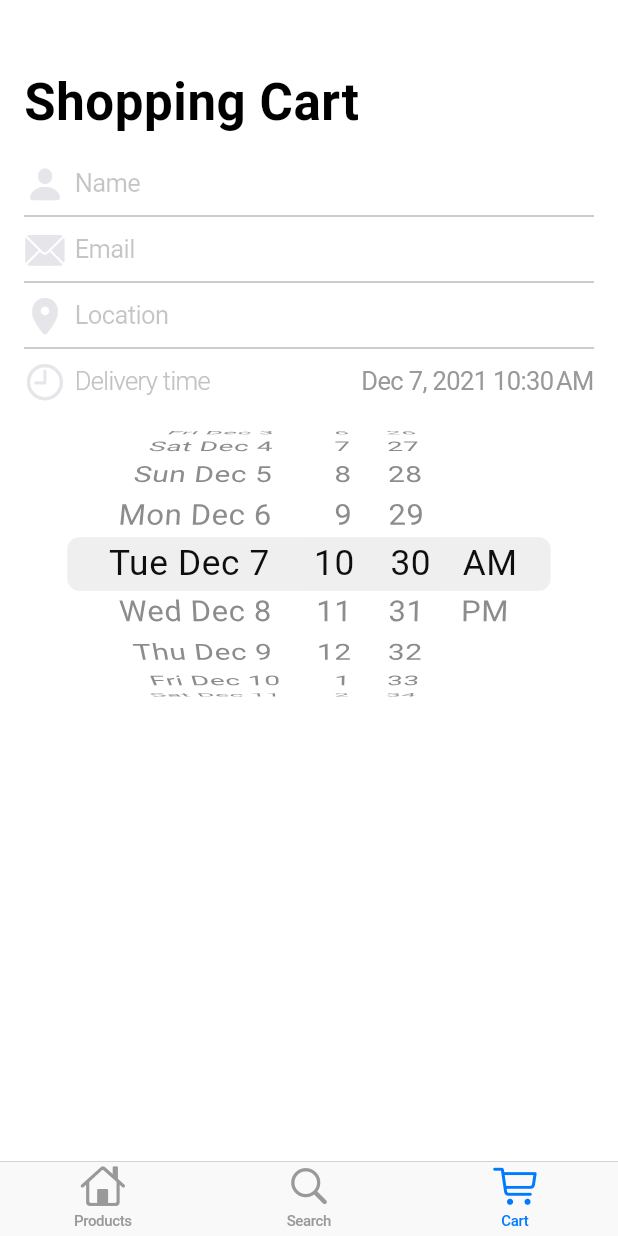
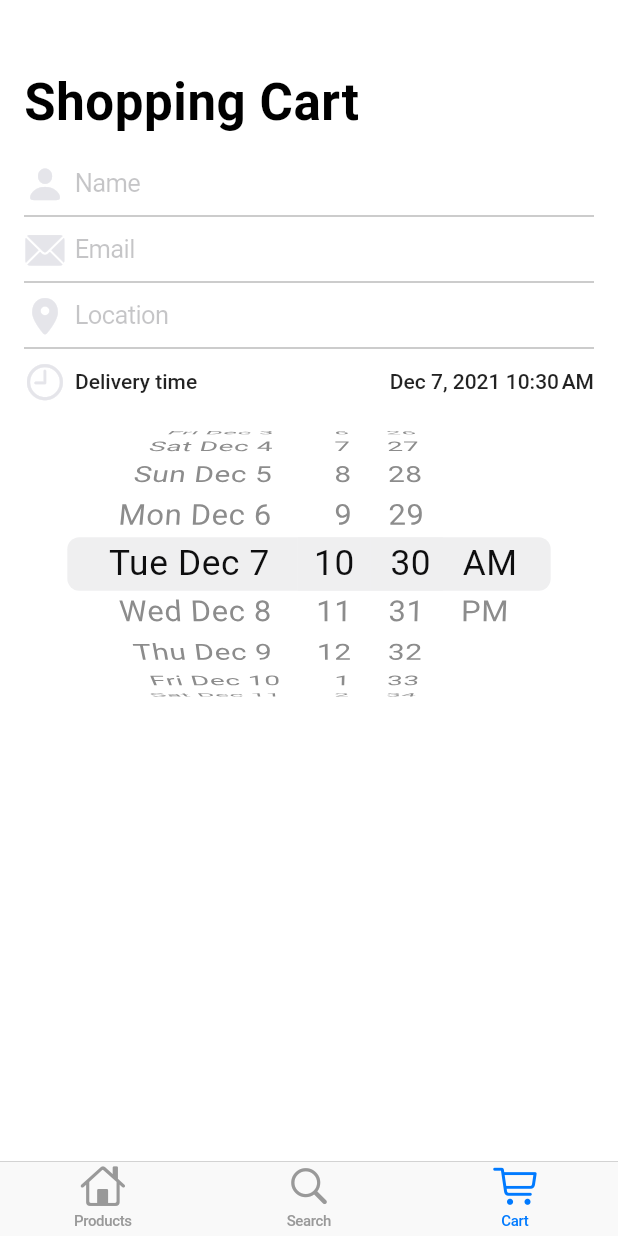
Before and after one commit to rafsanahmad/Flutter-Store-App, a Flutter app: the screen it shows after launch, item 3 of the bottom bar chosen, on a phone screen of 412 x 824 dp. Run offline on Flutter 3.47's test engine with Material 2 defaults, Android fonts, the phone set to English and light mode, and no system bars.

Commit message:
replace style with ThemeData

```diff
--- a/lib/search_tab.dart
+++ b/lib/search_tab.dart
@@ -1,10 +1,11 @@
 import 'package:flutter/cupertino.dart';
+import 'package:flutter/material.dart';
+import 'package:mina_store/theme/colors.dart';
 import 'package:provider/provider.dart';
 
 import 'model/app_state_model.dart';
 import 'product_row_item.dart';
 import 'search_bar.dart';
-import 'styles.dart';
 
 class SearchTab extends StatefulWidget {
   const SearchTab({Key? key}) : super(key: key);
@@ -54,10 +55,9 @@ class _SearchTabState extends State<SearchTab> {
   Widget build(BuildContext context) {
     final model = Provider.of<AppStateModel>(context);
     final results = model.search(_terms);
-
     return DecoratedBox(
       decoration: const BoxDecoration(
-        color: Styles.scaffoldBackground,
+        color: colorSurfaceWhite,
       ),
       child: SafeArea(
         child: Column(
--- a/lib/shopping_cart_tab.dart
+++ b/lib/shopping_cart_tab.dart
@@ -1,10 +1,10 @@
 import 'package:flutter/cupertino.dart';
+import 'package:flutter/material.dart';
 import 'package:intl/intl.dart';
 import 'package:provider/provider.dart';
 
 import 'model/app_state_model.dart';
 import 'model/product.dart';
-import 'styles.dart';
 
 const double _kDateTimePickerHeight = 216;
 
@@ -99,6 +99,7 @@ class _ShoppingCartTabState extends State<ShoppingCartTab> {
   }
 
   Widget _buildDateAndTimePicker(BuildContext context) {
+    final ThemeData theme = Theme.of(context);
     return Column(
       children: <Widget>[
         Row(
@@ -106,8 +107,8 @@ class _ShoppingCartTabState extends State<ShoppingCartTab> {
           children: <Widget>[
             Row(
               mainAxisAlignment: MainAxisAlignment.start,
-              children: const <Widget>[
-                Icon(
+              children: <Widget>[
+                const Icon(
                   CupertinoIcons.clock,
                   color: CupertinoColors.lightBackgroundGray,
                   size: 28,
@@ -115,13 +116,13 @@ class _ShoppingCartTabState extends State<ShoppingCartTab> {
                 SizedBox(width: 6),
                 Text(
                   'Delivery time',
-                  style: Styles.deliveryTimeLabel,
+                  style: theme.textTheme.bodyText1,
                 ),
               ],
             ),
             Text(
               DateFormat.yMMMd().add_jm().format(dateTime),
-              style: Styles.deliveryTime,
+              style: theme.textTheme.bodyText1,
             ),
           ],
         ),
@@ -142,7 +143,8 @@ class _ShoppingCartTabState extends State<ShoppingCartTab> {
   }
 
   SliverChildBuilderDelegate _buildSliverChildBuilderDelegate(
-      AppStateModel model) {
+      AppStateModel model, BuildContext context) {
+    final ThemeData theme = Theme.of(context);
     return SliverChildBuilderDelegate(
       (context, index) {
         final productIndex = index - 4;
@@ -190,17 +192,17 @@ class _ShoppingCartTabState extends State<ShoppingCartTab> {
                         Text(
                           'Shipping '
                           '${_currencyFormat.format(model.shippingCost)}',
-                          style: Styles.productRowItemPrice,
+                          style: theme.textTheme.bodyText1,
                         ),
                         const SizedBox(height: 6),
                         Text(
                           'Tax ${_currencyFormat.format(model.tax)}',
-                          style: Styles.productRowItemPrice,
+                          style: theme.textTheme.caption,
                         ),
                         const SizedBox(height: 6),
                         Text(
                           'Total ${_currencyFormat.format(model.totalCost)}',
-                          style: Styles.productRowTotal,
+                          style: theme.textTheme.caption,
                         ),
                       ],
                     )
@@ -227,7 +229,7 @@ class _ShoppingCartTabState extends State<ShoppingCartTab> {
               top: false,
               minimum: const EdgeInsets.only(top: 4),
               sliver: SliverList(
-                delegate: _buildSliverChildBuilderDelegate(model),
+                delegate: _buildSliverChildBuilderDelegate(model, context),
               ),
             )
           ],
@@ -255,6 +257,7 @@ class ShoppingCartItem extends StatelessWidget {
 
   @override
   Widget build(BuildContext context) {
+    final ThemeData theme = Theme.of(context);
     final row = SafeArea(
       top: false,
       bottom: false,
@@ -289,11 +292,11 @@ class ShoppingCartItem extends StatelessWidget {
                       children: <Widget>[
                         Text(
                           product.name,
-                          style: Styles.productRowItemName,
+                          style: theme.textTheme.caption,
                         ),
                         Text(
                           formatter.format(quantity * product.price),
-                          style: Styles.productRowItemName,
+                          style: theme.textTheme.bodyText1,
                         ),
                       ],
                     ),
@@ -303,7 +306,7 @@ class ShoppingCartItem extends StatelessWidget {
                     Text(
                       '${quantity > 1 ? '$quantity x ' : ''}'
                       '${formatter.format(product.price)}',
-                      style: Styles.productRowItemPrice,
+                      style: theme.textTheme.bodyText1,
                     )
                   ],
                 ),
--- a/lib/styles.dart
+++ /dev/null
@@ -1,50 +0,0 @@
-import 'package:flutter/cupertino.dart';
-import 'package:flutter/widgets.dart';
-
-abstract class Styles {
-  static const TextStyle productRowItemName = TextStyle(
-    color: Color.fromRGBO(0, 0, 0, 0.8),
-    fontSize: 18,
-    fontStyle: FontStyle.normal,
-    fontWeight: FontWeight.normal,
-  );
-
-  static const TextStyle productRowTotal = TextStyle(
-    color: Color.fromRGBO(0, 0, 0, 0.8),
-    fontSize: 18,
-    fontStyle: FontStyle.normal,
-    fontWeight: FontWeight.bold,
-  );
-
-  static const TextStyle productRowItemPrice = TextStyle(
-    color: Color(0xFF8E8E93),
-    fontSize: 13,
-    fontWeight: FontWeight.w300,
-  );
-
-  static const TextStyle searchText = TextStyle(
-    color: Color.fromRGBO(0, 0, 0, 1),
-    fontSize: 14,
-    fontStyle: FontStyle.normal,
-    fontWeight: FontWeight.normal,
-  );
-
-  static const TextStyle deliveryTimeLabel = TextStyle(
-    color: Color(0xFFC2C2C2),
-    fontWeight: FontWeight.w300,
-  );
-
-  static const TextStyle deliveryTime = TextStyle(
-    color: CupertinoColors.inactiveGray,
-  );
-
-  static const Color productRowDivider = Color(0xFFD9D9D9);
-
-  static const Color scaffoldBackground = Color(0xfff0f0f0);
-
-  static const Color searchBackground = Color(0xffe0e0e0);
-
-  static const Color searchCursorColor = Color.fromRGBO(0, 122, 255, 1);
-
-  static const Color searchIconColor = Color.fromRGBO(128, 128, 128, 1);
-}
```
Also changed, not shown: lib/product_row_item.dart (+6 -7 lines), lib/search_bar.dart (+8 -6 lines), lib/theme/colors.dart (added, +20 -0 lines), lib/theme/themes.dart (added, +55 -0 lines), lib/ui/cut_corners_border.dart (added, +125 -0 lines).
